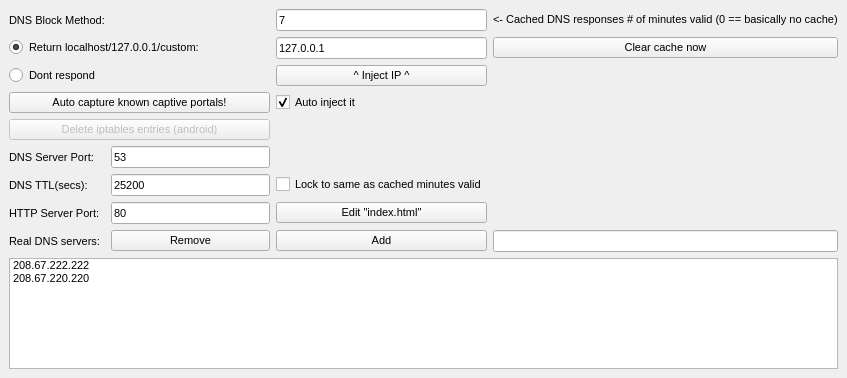
This is Source/YourFriendlyDNS/settingswindow.ui in softwareengineer1/YourFriendlyDNS as Qt 5 draws it before an edit. The edited form follows.
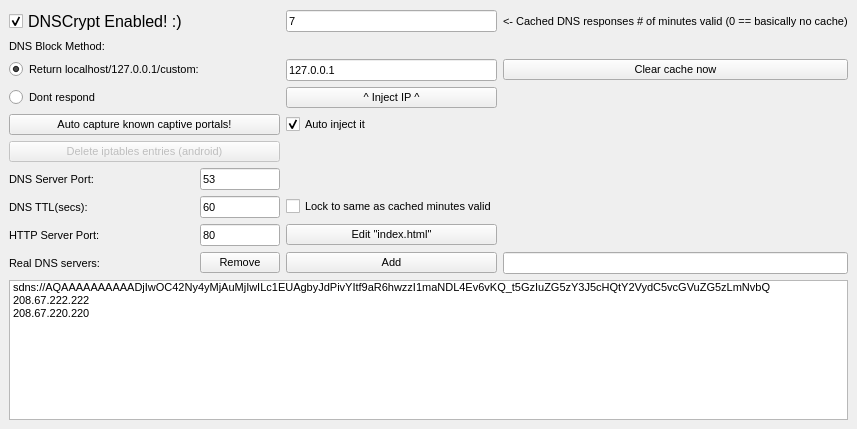
This is the edited form.

Commit message: Major update DNSCrypt support! v-2.0

The edit to the form file:
```diff
--- a/Source/YourFriendlyDNS/settingswindow.ui
+++ b/Source/YourFriendlyDNS/settingswindow.ui
@@ -7,7 +7,7 @@
     <x>0</x>
     <y>0</y>
     <width>847</width>
-    <height>378</height>
+    <height>429</height>
    </rect>
   </property>
   <property name="windowTitle">
@@ -15,70 +15,7 @@
   </property>
   <widget class="QWidget" name="centralwidget">
    <layout class="QGridLayout" name="gridLayout">
-    <item row="9" column="0" colspan="2">
-     <widget class="QPushButton" name="iptablesUndo">
-      <property name="enabled">
-       <bool>false</bool>
-      </property>
-      <property name="font">
-       <font>
-        <pointsize>8</pointsize>
-       </font>
-      </property>
-      <property name="text">
-       <string>Delete iptables entries (android)</string>
-      </property>
-      <property name="autoDefault">
-       <bool>false</bool>
-      </property>
-      <property name="default">
-       <bool>false</bool>
-      </property>
-      <property name="flat">
-       <bool>false</bool>
-      </property>
-     </widget>
-    </item>
-    <item row="13" column="1">
-     <widget class="QLineEdit" name="httpServerPort">
-      <property name="font">
-       <font>
-        <pointsize>8</pointsize>
-       </font>
-      </property>
-      <property name="text">
-       <string>80</string>
-      </property>
-     </widget>
-    </item>
-    <item row="8" column="2">
-     <widget class="QCheckBox" name="autoinjectBox">
-      <property name="font">
-       <font>
-        <pointsize>8</pointsize>
-       </font>
-      </property>
-      <property name="text">
-       <string>Auto inject it</string>
-      </property>
-      <property name="checked">
-       <bool>true</bool>
-      </property>
-     </widget>
-    </item>
-    <item row="8" column="0" colspan="2">
-     <widget class="QPushButton" name="captureCaptive">
-      <property name="font">
-       <font>
-        <pointsize>8</pointsize>
-       </font>
-      </property>
-      <property name="text">
-       <string>Auto capture known captive portals!</string>
-      </property>
-     </widget>
-    </item>
-    <item row="14" column="2">
+    <item row="19" column="3">
      <widget class="QPushButton" name="addButton">
       <property name="font">
        <font>
@@ -90,88 +27,7 @@
       </property>
      </widget>
     </item>
-    <item row="1" column="0">
-     <widget class="QLabel" name="label">
-      <property name="font">
-       <font>
-        <pointsize>8</pointsize>
-       </font>
-      </property>
-      <property name="text">
-       <string>DNS Block Method:</string>
-      </property>
-     </widget>
-    </item>
-    <item row="14" column="0">
-     <widget class="QLabel" name="label_2">
-      <property name="font">
-       <font>
-        <pointsize>8</pointsize>
-       </font>
-      </property>
-      <property name="text">
-       <string>Real DNS servers:</string>
-      </property>
-     </widget>
-    </item>
-    <item row="5" column="0" colspan="2">
-     <widget class="QRadioButton" name="option_noresponse">
-      <property name="font">
-       <font>
-        <pointsize>8</pointsize>
-       </font>
-      </property>
-      <property name="text">
-       <string>Dont respond</string>
-      </property>
-     </widget>
-    </item>
-    <item row="13" column="0">
-     <widget class="QLabel" name="label_5">
-      <property name="font">
-       <font>
-        <pointsize>8</pointsize>
-       </font>
-      </property>
-      <property name="text">
-       <string>HTTP Server Port:</string>
-      </property>
-     </widget>
-    </item>
-    <item row="14" column="3">
-     <widget class="QLineEdit" name="edit_dnsserver">
-      <property name="font">
-       <font>
-        <pointsize>8</pointsize>
-       </font>
-      </property>
-     </widget>
-    </item>
-    <item row="11" column="0">
-     <widget class="QLabel" name="label_4">
-      <property name="font">
-       <font>
-        <pointsize>8</pointsize>
-       </font>
-      </property>
-      <property name="text">
-       <string>DNS Server Port:</string>
-      </property>
-     </widget>
-    </item>
-    <item row="13" column="2">
-     <widget class="QPushButton" name="editindexButton">
-      <property name="font">
-       <font>
-        <pointsize>8</pointsize>
-       </font>
-      </property>
-      <property name="text">
-       <string>Edit &quot;index.html&quot;</string>
-      </property>
-     </widget>
-    </item>
-    <item row="5" column="2">
+    <item row="10" column="3">
      <widget class="QPushButton" name="ipinjectButton">
       <property name="font">
        <font>
@@ -183,58 +39,7 @@
       </property>
      </widget>
     </item>
-    <item row="1" column="3">
-     <widget class="QLabel" name="label_3">
-      <property name="font">
-       <font>
-        <pointsize>8</pointsize>
-       </font>
-      </property>
-      <property name="text">
-       <string>&lt;- Cached DNS responses # of minutes valid (0 == basically no cache)</string>
-      </property>
-     </widget>
-    </item>
-    <item row="1" column="2">
-     <widget class="QLineEdit" name="cacheValidMinutes">
-      <property name="font">
-       <font>
-        <pointsize>8</pointsize>
-       </font>
-      </property>
-      <property name="text">
-       <string>7</string>
-      </property>
-     </widget>
-    </item>
-    <item row="4" column="0" colspan="2">
-     <widget class="QRadioButton" name="option_localhost">
-      <property name="font">
-       <font>
-        <pointsize>8</pointsize>
-       </font>
-      </property>
-      <property name="text">
-       <string>Return localhost/127.0.0.1/custom:</string>
-      </property>
-      <property name="checked">
-       <bool>true</bool>
-      </property>
-     </widget>
-    </item>
-    <item row="11" column="1">
-     <widget class="QLineEdit" name="dnsServerPort">
-      <property name="font">
-       <font>
-        <pointsize>8</pointsize>
-       </font>
-      </property>
-      <property name="text">
-       <string>53</string>
-      </property>
-     </widget>
-    </item>
-    <item row="14" column="1">
+    <item row="19" column="2">
      <widget class="QPushButton" name="removeButton">
       <property name="font">
        <font>
@@ -246,7 +51,40 @@
       </property>
      </widget>
     </item>
-    <item row="4" column="2">
+    <item row="18" column="3">
+     <widget class="QPushButton" name="editindexButton">
+      <property name="font">
+       <font>
+        <pointsize>8</pointsize>
+       </font>
+      </property>
+      <property name="text">
+       <string>Edit &quot;index.html&quot;</string>
+      </property>
+     </widget>
+    </item>
+    <item row="19" column="4">
+     <widget class="QLineEdit" name="edit_dnsserver">
+      <property name="font">
+       <font>
+        <pointsize>8</pointsize>
+       </font>
+      </property>
+     </widget>
+    </item>
+    <item row="3" column="3">
+     <widget class="QLineEdit" name="cacheValidMinutes">
+      <property name="font">
+       <font>
+        <pointsize>8</pointsize>
+       </font>
+      </property>
+      <property name="text">
+       <string>7</string>
+      </property>
+     </widget>
+    </item>
+    <item row="9" column="3">
      <widget class="QLineEdit" name="respondingIP">
       <property name="font">
        <font>
@@ -258,13 +96,81 @@
       </property>
      </widget>
     </item>
-    <item row="15" column="0" colspan="4">
+    <item row="3" column="4">
+     <widget class="QLabel" name="label_3">
+      <property name="font">
+       <font>
+        <pointsize>8</pointsize>
+       </font>
+      </property>
+      <property name="text">
+       <string>&lt;- Cached DNS responses # of minutes valid (0 == basically no cache)</string>
+      </property>
+     </widget>
+    </item>
+    <item row="16" column="0">
+     <widget class="QLabel" name="label_4">
+      <property name="font">
+       <font>
+        <pointsize>8</pointsize>
+       </font>
+      </property>
+      <property name="text">
+       <string>DNS Server Port:</string>
+      </property>
+     </widget>
+    </item>
+    <item row="9" column="0" colspan="3">
+     <widget class="QRadioButton" name="option_localhost">
+      <property name="font">
+       <font>
+        <pointsize>8</pointsize>
+       </font>
+      </property>
+      <property name="text">
+       <string>Return localhost/127.0.0.1/custom:</string>
+      </property>
+      <property name="checked">
+       <bool>true</bool>
+      </property>
+     </widget>
+    </item>
+    <item row="18" column="2">
+     <widget class="QLineEdit" name="httpServerPort">
+      <property name="font">
+       <font>
+        <pointsize>8</pointsize>
+       </font>
+      </property>
+      <property name="text">
+       <string>80</string>
+      </property>
+     </widget>
+    </item>
+    <item row="17" column="2">
+     <widget class="QLineEdit" name="dnsTTL">
+      <property name="font">
+       <font>
+        <pointsize>8</pointsize>
+       </font>
+      </property>
+      <property name="text">
+       <string>60</string>
+      </property>
+     </widget>
+    </item>
+    <item row="20" column="0" colspan="5">
      <widget class="QListWidget" name="realdnsservers">
       <property name="font">
        <font>
         <pointsize>8</pointsize>
        </font>
       </property>
+      <item>
+       <property name="text">
+        <string>sdns://AQAAAAAAAAAADjIwOC42Ny4yMjAuMjIwILc1EUAgbyJdPivYItf9aR6hwzzI1maNDL4Ev6vKQ_t5GzIuZG5zY3J5cHQtY2VydC5vcGVuZG5zLmNvbQ</string>
+       </property>
+      </item>
       <item>
        <property name="text">
         <string>208.67.222.222</string>
@@ -277,19 +183,19 @@
       </item>
      </widget>
     </item>
-    <item row="4" column="3">
-     <widget class="QPushButton" name="clearCacheButton">
+    <item row="13" column="0" colspan="3">
+     <widget class="QPushButton" name="captureCaptive">
       <property name="font">
        <font>
         <pointsize>8</pointsize>
        </font>
       </property>
       <property name="text">
-       <string>Clear cache now</string>
+       <string>Auto capture known captive portals!</string>
       </property>
      </widget>
     </item>
-    <item row="12" column="0">
+    <item row="17" column="0">
      <widget class="QLabel" name="label_6">
       <property name="font">
        <font>
@@ -301,19 +207,55 @@
       </property>
      </widget>
     </item>
-    <item row="12" column="1">
-     <widget class="QLineEdit" name="dnsTTL">
+    <item row="14" column="0" colspan="3">
+     <widget class="QPushButton" name="iptablesUndo">
+      <property name="enabled">
+       <bool>false</bool>
+      </property>
       <property name="font">
        <font>
         <pointsize>8</pointsize>
        </font>
       </property>
       <property name="text">
-       <string>25200</string>
+       <string>Delete iptables entries (android)</string>
       </property>
+      <property name="autoDefault">
+       <bool>false</bool>
+      </property>
+      <property name="default">
+       <bool>false</bool>
+      </property>
+      <property name="flat">
+       <bool>false</bool>
+      </property>
      </widget>
     </item>
-    <item row="12" column="2">
+    <item row="16" column="2">
+     <widget class="QLineEdit" name="dnsServerPort">
+      <property name="font">
+       <font>
+        <pointsize>8</pointsize>
+       </font>
+      </property>
+      <property name="text">
+       <string>53</string>
+      </property>
+     </widget>
+    </item>
+    <item row="19" column="0">
+     <widget class="QLabel" name="label_2">
+      <property name="font">
+       <font>
+        <pointsize>8</pointsize>
+       </font>
+      </property>
+      <property name="text">
+       <string>Real DNS servers:</string>
+      </property>
+     </widget>
+    </item>
+    <item row="17" column="3">
      <widget class="QCheckBox" name="sameAsCachedBox">
       <property name="font">
        <font>
@@ -325,6 +267,84 @@
       </property>
      </widget>
     </item>
+    <item row="10" column="0" colspan="3">
+     <widget class="QRadioButton" name="option_noresponse">
+      <property name="font">
+       <font>
+        <pointsize>8</pointsize>
+       </font>
+      </property>
+      <property name="text">
+       <string>Dont respond</string>
+      </property>
+     </widget>
+    </item>
+    <item row="18" column="0">
+     <widget class="QLabel" name="label_5">
+      <property name="font">
+       <font>
+        <pointsize>8</pointsize>
+       </font>
+      </property>
+      <property name="text">
+       <string>HTTP Server Port:</string>
+      </property>
+     </widget>
+    </item>
+    <item row="9" column="4">
+     <widget class="QPushButton" name="clearCacheButton">
+      <property name="font">
+       <font>
+        <pointsize>8</pointsize>
+       </font>
+      </property>
+      <property name="text">
+       <string>Clear cache now</string>
+      </property>
+     </widget>
+    </item>
+    <item row="13" column="3">
+     <widget class="QCheckBox" name="autoinjectBox">
+      <property name="font">
+       <font>
+        <pointsize>8</pointsize>
+       </font>
+      </property>
+      <property name="text">
+       <string>Auto inject it</string>
+      </property>
+      <property name="checked">
+       <bool>true</bool>
+      </property>
+     </widget>
+    </item>
+    <item row="4" column="0">
+     <widget class="QLabel" name="label">
+      <property name="font">
+       <font>
+        <pointsize>8</pointsize>
+       </font>
+      </property>
+      <property name="text">
+       <string>DNS Block Method:</string>
+      </property>
+     </widget>
+    </item>
+    <item row="3" column="0">
+     <widget class="QCheckBox" name="dnscryptEnabled">
+      <property name="font">
+       <font>
+        <pointsize>12</pointsize>
+       </font>
+      </property>
+      <property name="text">
+       <string>DNSCrypt Enabled! :)</string>
+      </property>
+      <property name="checked">
+       <bool>true</bool>
+      </property>
+     </widget>
+    </item>
    </layout>
   </widget>
  </widget>
```
The commit also changes 856 other files.
